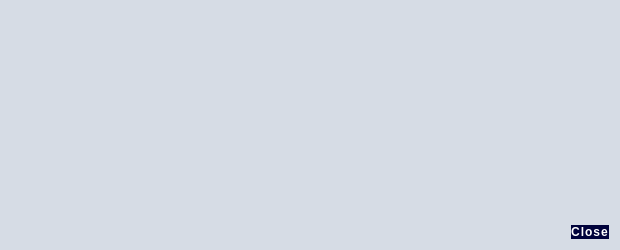
The window that src/qt/forms/transactiondescdialog.ui (hardwarewise/SIN-core) describes before a commit, drawn with Qt 5.
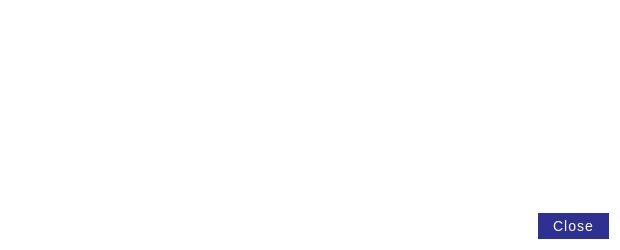
The same window after the commit.

Diff of the .ui file:
```diff
--- a/src/qt/forms/transactiondescdialog.ui
+++ b/src/qt/forms/transactiondescdialog.ui
@@ -15,22 +15,20 @@
   </property>
   <property name="styleSheet">
    <string notr="true">QDialog#TransactionDescDialog {
-background-color: #D6DCE5;
+background-color: #FFFFFF;
 }
+
 QPushButton {
-	/* Global Button Style */
-	background-color: #00023B;
+
+	background-color: #2E3191;
 	background-repeat: no-repeat;
     background-size: 1000% 1000%;
- 	padding: 0.85em 2em;
-	font-family: &quot;Montserrat&quot;;
+ 	padding: 5px 15px;
 	letter-spacing: 1px;
 	border: 0;
 	color: #ffffff;
-	font-size: 12px;
-	font-weight: bold;
-	border-radius: 19px;
-	text-transform: uppercase;
+	font-size: 14px;
+		
 }
 QPushButton:hover {
 	/*background-color: #202677;*/
@@ -44,9 +42,11 @@
 QPushButton:pressed {
 	border: 1px solid #333;
 }
+
 QTextEdit#detailText {
 background-color: transparent;
-color: #000;
+font-size: 14px;
+color: #333333;
 border:0;
 }</string>
   </property>
```
Left out of the diff: 4 changed lines with no effect on the pictures.
